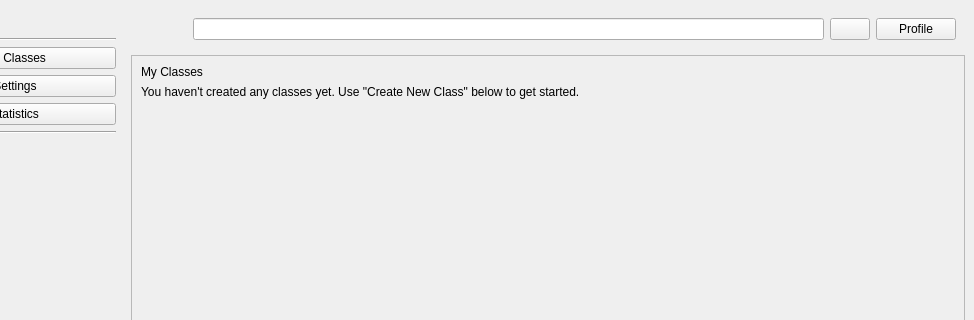
The window that ui/main_window.ui (imndllnuri/students-attendance-app) describes before a commit, drawn with Qt 5; both pictures show x 104 to 1078 and y 0 to 320 of the 1078 by 831 pixel window.
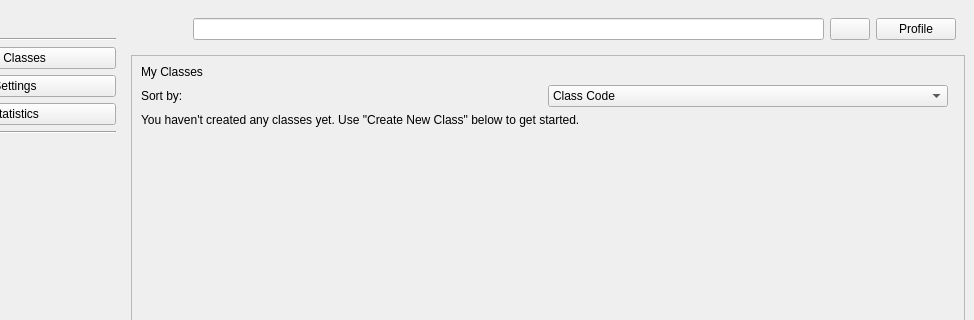
The same window after the commit. Icons and pictures are not drawn.

Commit message:
#6: Sort/filter classes on My Classes page
class_sort_combo (Class Code / Class Name / Day) drives a shared
_class_sort_key() now used by both My Classes and Search results, so
sorting stays consistent across both list views.

```diff
--- a/ui/main_window.ui
+++ b/ui/main_window.ui
@@ -111,6 +111,27 @@
               <property name="text"><string>My Classes</string></property>
              </widget>
             </item>
+            <item>
+             <layout class="QHBoxLayout" name="class_sort_row">
+              <item>
+               <widget class="QLabel" name="class_sort_lbl">
+                <property name="text"><string>Sort by:</string></property>
+               </widget>
+              </item>
+              <item>
+               <widget class="QComboBox" name="class_sort_combo">
+                <item><property name="text"><string>Class Code</string></property></item>
+                <item><property name="text"><string>Class Name</string></property></item>
+                <item><property name="text"><string>Day</string></property></item>
+               </widget>
+              </item>
+              <item>
+               <spacer name="class_sort_spacer">
+                <property name="orientation"><enum>Qt::Horizontal</enum></property>
+               </spacer>
+              </item>
+             </layout>
+            </item>
             <item>
              <widget class="QLabel" name="empty_state_lbl">
               <property name="visible"><bool>false</bool></property>
```
The commit also changes 2 other files.
